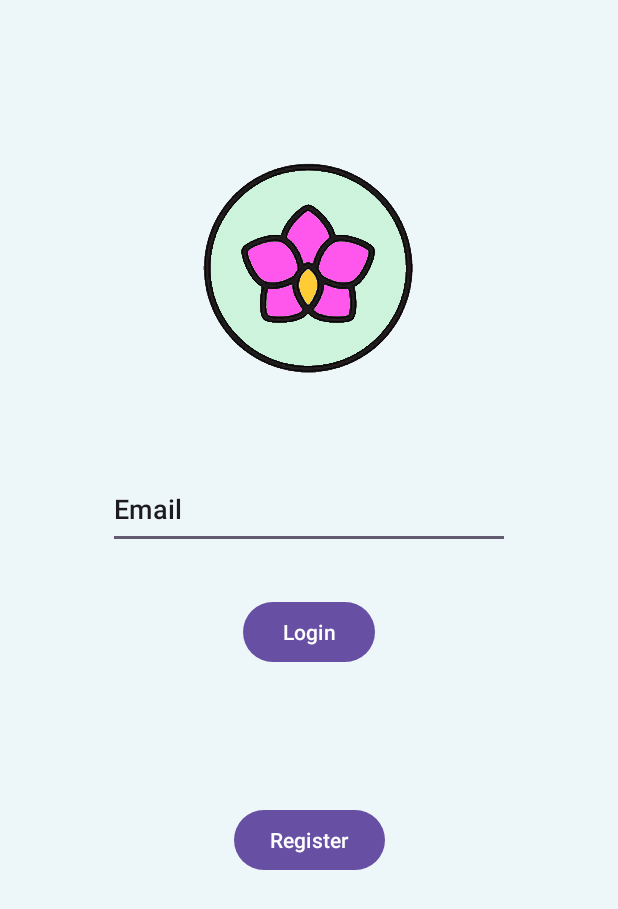
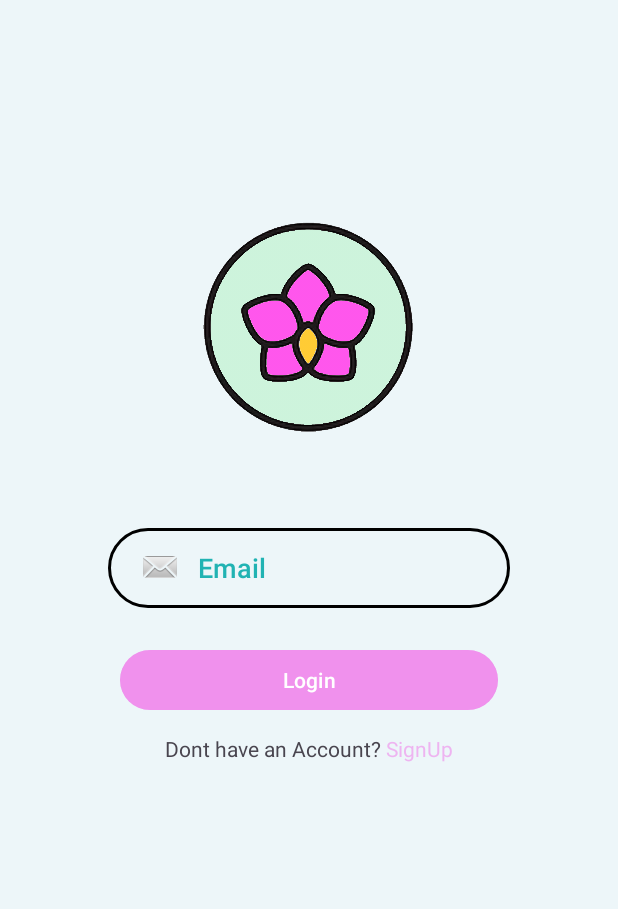
Before and after one commit to JobCorte/Orchid, an Android app: the LoginActivity screen opened directly, with no data from a screen before it, on a phone screen of 412 x 824 dp. Shown: the top 909 px of the screen. Run offline under Robolectric (Android 15) with nearby library versions, the phone set to English and light mode, and no system bars.

Commit message:
Se creo una nueva pagina para login, se editaron estilos, iconos, el logo de la app

```diff
--- a/app/src/main/java/com/example/orchid/MainActivity.java
+++ b/app/src/main/java/com/example/orchid/MainActivity.java
@@ -11,6 +11,6 @@ public class MainActivity extends AppCompatActivity {
     protected void onCreate(Bundle savedInstanceState) {
         super.onCreate(savedInstanceState);
         setContentView(R.layout.activity_main);
-        FirebaseApp.initializeApp();
+        FirebaseApp.initializeApp(this);
     }
 }
--- /dev/null
+++ b/app/src/main/res/drawable/input_bg.xml
@@ -0,0 +1,5 @@
+<?xml version="1.0" encoding="utf-8"?>
+<shape xmlns:android="http://schemas.android.com/apk/res/android">
+    <stroke android:color="@color/black" android:width="2dp"/>
+    <corners android:radius="70dp"/>
+</shape>
--- a/app/src/main/res/layout/activity_login.xml
+++ b/app/src/main/res/layout/activity_login.xml
@@ -16,7 +16,7 @@
         app:layout_constraintHorizontal_bias="0.498"
         app:layout_constraintStart_toStartOf="parent"
         app:layout_constraintTop_toTopOf="parent"
-        app:layout_constraintVertical_bias="0.159"
+        app:layout_constraintVertical_bias="0.216"
         app:srcCompat="@mipmap/orchidbtn" />
 
     <EditText
@@ -26,37 +26,63 @@
         android:layout_marginStart="72dp"
         android:layout_marginTop="64dp"
         android:layout_marginEnd="72dp"
+        android:background="@drawable/input_bg"
         android:ems="10"
         android:fontFamily="sans-serif-medium"
+        android:drawableLeft="@android:drawable/sym_action_email"
+        android:drawablePadding="10dp"
         android:inputType="text"
         android:text="Email"
+        android:paddingLeft="20dp"
+        android:paddingTop="10dp"
+        android:paddingRight="20dp"
+        android:paddingBottom="10dp"
+        android:textColor="#21B3B3"
         app:layout_constraintEnd_toEndOf="parent"
         app:layout_constraintStart_toStartOf="parent"
         app:layout_constraintTop_toBottomOf="@+id/imageView" />
 
     <Button
         android:id="@+id/btnLogin"
-        android:layout_width="wrap_content"
+        android:layout_width="match_parent"
         android:layout_height="wrap_content"
+        android:layout_marginStart="80dp"
         android:layout_marginTop="24dp"
-        android:layout_marginBottom="16dp"
+        android:layout_marginEnd="80dp"
+        android:backgroundTint="#74EF65E6"
         android:fontFamily="sans-serif-medium"
         android:text="Login"
-        app:iconTint="#F257E8"
-        app:layout_constraintBottom_toTopOf="@+id/btnRegister"
         app:layout_constraintEnd_toEndOf="parent"
         app:layout_constraintStart_toStartOf="parent"
-        app:layout_constraintTop_toBottomOf="@+id/Email"
-        app:layout_constraintVertical_bias="0.092" />
+        app:layout_constraintTop_toBottomOf="@+id/Email" />
 
-    <Button
-        android:id="@+id/btnRegister"
-        android:layout_width="wrap_content"
-        android:layout_height="wrap_content"
-        android:layout_marginBottom="240dp"
-        android:fontFamily="sans-serif-medium"
-        android:text="Register"
-        app:layout_constraintBottom_toBottomOf="parent"
-        app:layout_constraintEnd_toEndOf="parent"
-        app:layout_constraintStart_toStartOf="parent" />
+    <LinearLayout
+        android:layout_width="270dp"
+        android:layout_height="43dp"
+        android:layout_marginTop="48dp"
+        android:orientation="horizontal"
+        app:layout_constraintEnd_toEndOf="@+id/btnLogin"
+        app:layout_constraintHorizontal_bias="0.0"
+        app:layout_constraintStart_toStartOf="@+id/btnLogin"
+        app:layout_constraintTop_toTopOf="@+id/btnLogin"
+        android:textAlignment="center"
+        android:gravity="center">
+
+        <TextView
+            android:layout_width="wrap_content"
+            android:layout_height="wrap_content"
+            android:text="Dont have an Account?"/>
+
+        <TextView
+            android:id="@+id/textviewSignup"
+            android:layout_width="65dp"
+            android:layout_height="30dp"
+            android:clickable="true"
+            android:paddingTop="5dp"
+            android:text=" SignUp"
+            android:textColor="#74EF65E6"
+            tools:ignore="TouchTargetSizeCheck" />
+
+    </LinearLayout>
+
 </androidx.constraintlayout.widget.ConstraintLayout>
```
Also changed, not shown: app/src/main/res/layout/activity_main.xml (+11 -17 lines), app/src/main/res/layout/activity_register.xml (+97 -1 lines), app/src/main/res/mipmap-hdpi/img.png (added), app/src/main/res/mipmap-hdpi/orchidtxt.png (added).
